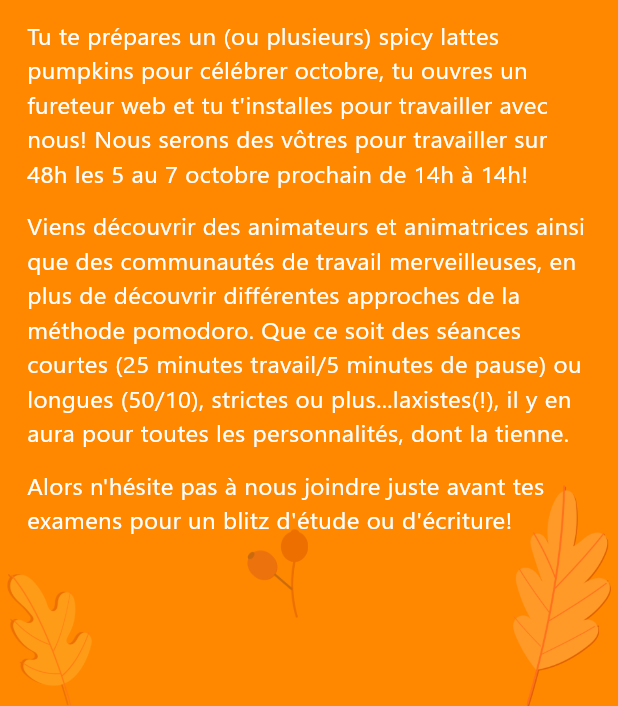
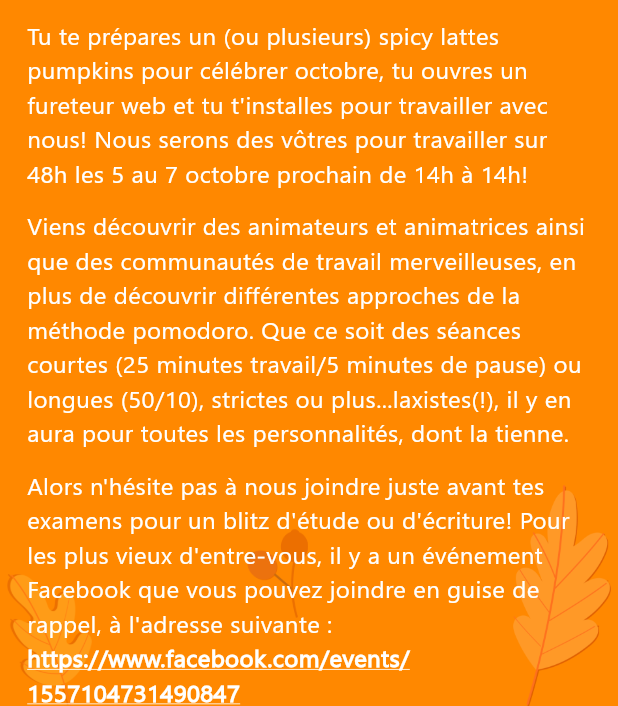
Before and after one commit to pariterre/multistreamer_pomodoro, a Flutter app: the screen it shows after launch, on a phone screen of 412 x 824 dp, the part 530-1236 px from its top. Run offline on Flutter 3.47's test engine with Material 2 defaults, Android fonts, the phone set to English and light mode, and no system bars; our stand-ins replace firebase_core, shared_preferences, youtube_player_iframe; missing offline and left inert: enhanced_containers, twitch_manager; accounts and stored records are empty; statements that could not run were skipped.

Commit message:
Added Facebook page to introduction

```diff
--- a/lib/config.dart
+++ b/lib/config.dart
@@ -18,7 +18,7 @@ bool get isEventStarted =>
 final eventSchedule = [
   ScheduleInfo(
       title: 'On est fébrile!',
-      url: 'https://www.facebook.com/events/1557104731490847',
+      url: 'facebook.com/events/1557104731490847',
       starting: DateTime(2023, 09, 23),
       length: Duration(
           milliseconds: DateTime(2023, 10, 5, 13, 30).millisecondsSinceEpoch -
--- a/lib/screens/introduction_page.dart
+++ b/lib/screens/introduction_page.dart
@@ -1,4 +1,5 @@
 import 'package:flutter/material.dart';
+import 'package:url_launcher/url_launcher.dart';
 
 class IntroductionPage extends StatelessWidget {
   const IntroductionPage({super.key});
@@ -9,32 +10,47 @@ class IntroductionPage extends StatelessWidget {
       crossAxisAlignment: CrossAxisAlignment.start,
       children: [
         Text('INTRODUCTION', style: Theme.of(context).textTheme.titleLarge),
-        const Expanded(
+        Expanded(
           child: SingleChildScrollView(
             child: Column(
               crossAxisAlignment: CrossAxisAlignment.start,
               children: [
-                SizedBox(height: 12),
-                Text(
+                const SizedBox(height: 12),
+                const Text(
                     'Bienvenue au PomoLattePumpkin-48h-Relais!! Yeah!! Heu... le quoi?'),
-                SizedBox(height: 12),
-                Text('Le PomoLattePumpkin-48h-Relais! Je t\'explique :'),
-                SizedBox(height: 12),
-                Text(
+                const SizedBox(height: 12),
+                const Text('Le PomoLattePumpkin-48h-Relais! Je t\'explique :'),
+                const SizedBox(height: 12),
+                const Text(
                     'Tu te prépares un (ou plusieurs) spicy lattes pumpkins pour célébrer octobre, '
                     'tu ouvres un fureteur web et tu t\'installes pour travailler avec nous! '
                     'Nous serons des vôtres pour travailler sur 48h les 5 au 7 octobre prochain de 14h à 14h!'),
-                SizedBox(height: 12),
-                Text(
+                const SizedBox(height: 12),
+                const Text(
                     'Viens découvrir des animateurs et animatrices ainsi que des communautés de '
                     'travail merveilleuses, en plus de découvrir différentes approches de '
                     'la méthode pomodoro. Que ce soit des séances courtes (25 minutes '
                     'travail/5 minutes de pause) ou longues (50/10), strictes ou plus...laxistes(!), '
                     'il y en aura pour toutes les personnalités, dont la tienne.'),
-                SizedBox(height: 12),
-                Text(
+                const SizedBox(height: 12),
+                const Text(
                     'Alors n\'hésite pas à nous joindre juste avant tes examens pour un '
-                    'blitz d\'étude ou d\'écriture!'),
+                    'blitz d\'étude ou d\'écriture! Pour les plus vieux d\'entre-vous, '
+                    'il y a un événement Facebook que vous pouvez joindre en '
+                    'guise de rappel, à l\'adresse suivante : '),
+                InkWell(
+                    onTap: () {
+                      launchUrl(Uri(
+                          scheme: 'https',
+                          path: 'www.facebook.com/events/1557104731490847'));
+                    },
+                    child: const Text(
+                      'https://www.facebook.com/events/1557104731490847',
+                      style: TextStyle(
+                          fontWeight: FontWeight.bold,
+                          decoration: TextDecoration.underline,
+                          decorationColor: Colors.white),
+                    )),
               ],
             ),
           ),
--- a/lib/screens/streamer_page.dart
+++ b/lib/screens/streamer_page.dart
@@ -43,7 +43,7 @@ class _StreamerCard extends StatelessWidget {
                 launchUrl(Uri(scheme: 'https', path: streamerInfo.twitchUrl));
               },
               child: Text(
-                streamerInfo.twitchUrl,
+                'https://${streamerInfo.twitchUrl}',
                 style: const TextStyle(
                     fontWeight: FontWeight.bold,
                     decoration: TextDecoration.underline,
--- a/lib/widgets/animated_expanding_card.dart
+++ b/lib/widgets/animated_expanding_card.dart
@@ -57,6 +57,7 @@ class _AnimatedExpandingCardState extends State<AnimatedExpandingCard>
         mainAxisSize: MainAxisSize.min,
         children: [
           InkWell(
+            borderRadius: BorderRadius.circular(12),
             onTap: () {
               _isExpanded = !_isExpanded;
               _isExpanded
```
